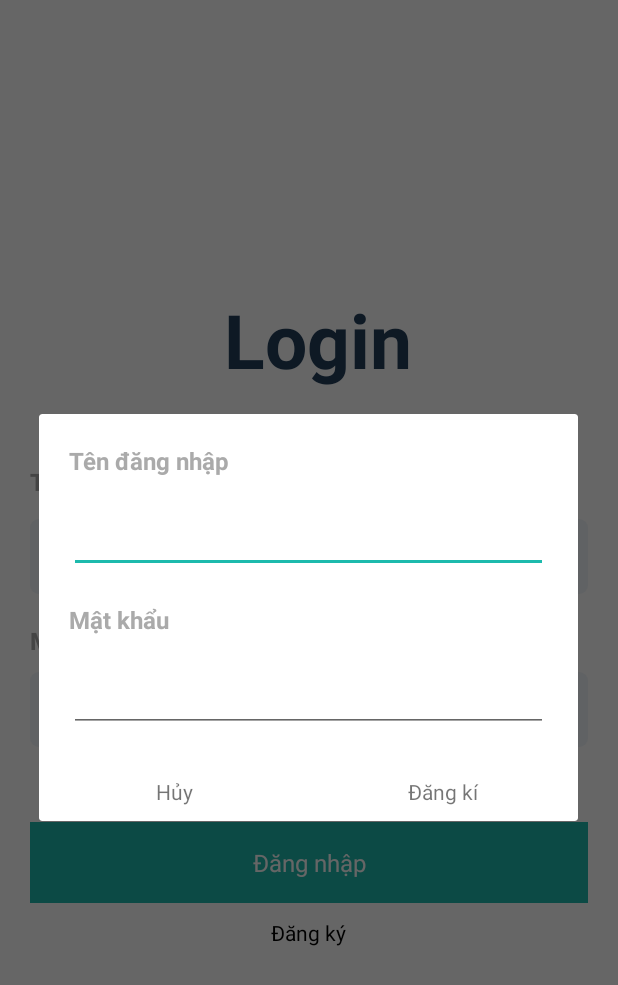
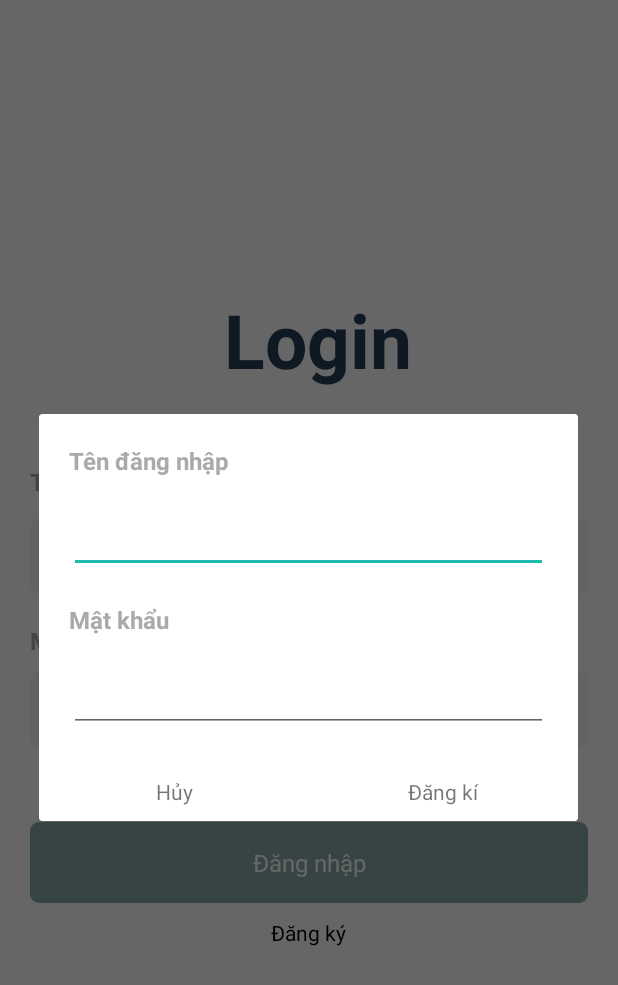
Before and after one commit to phongluyen00/BanGiay, an Android app: the screen it shows after launch (LoginActivity), after a tap on "Đăng ký", on a phone screen of 412 x 824 dp. Shown: the top 985 px of the screen. Run offline under Robolectric (Android 15) with nearby library versions, the phone set to English and light mode, and no system bars; our stand-ins replace Firebase (no records; nobody signed in at launch, a user with empty details on screens opened directly), Room's generated code, data binding; 9 statements that could not run were skipped.

Commit message:
add border

```diff
--- a/app/src/main/java/com/example/retrofitrxjava/activity/HomeActivity.java
+++ b/app/src/main/java/com/example/retrofitrxjava/activity/HomeActivity.java
@@ -84,6 +84,7 @@ public class HomeActivity extends AppCompatAct<LayoutRecruitmentBinding> impleme
 
     @Override
     public void onItemDeleteClick(UserModel userModel) {
+        if (userModel.isAdmin()) return;
         appDatabase.getStudentDao().deleteAccount(userModel);
         adapterUser.setDt((ArrayList<UserModel>) appDatabase.getStudentDao().getAllUser());
     }
--- a/app/src/main/res/layout/activity_detail_truyen.xml
+++ b/app/src/main/res/layout/activity_detail_truyen.xml
@@ -84,7 +84,8 @@
             android:layout_height="wrap_content"
             android:layout_marginEnd="16dp"
             android:onClick="add"
-            android:background="#03A9F4"
+            android:backgroundTint="#00FFAE"
+            android:background="@drawable/rounded_border_edittext_login"
             android:text="Thêm vào giỏ hàng"
             app:layout_constraintBottom_toBottomOf="parent"
             app:layout_constraintEnd_toStartOf="@id/push"
@@ -95,9 +96,10 @@
             android:layout_width="0dp"
             android:layout_height="wrap_content"
             android:layout_marginStart="16dp"
-            android:background="#03A9F4"
             android:onClick="push"
             android:text="Giỏ hàng"
+            android:backgroundTint="#00FFAE"
+            android:background="@drawable/rounded_border_edittext_login"
             app:layout_constraintBottom_toBottomOf="parent"
             app:layout_constraintEnd_toEndOf="parent"
             app:layout_constraintStart_toEndOf="@+id/add" />
--- a/app/src/main/res/layout/dialog_register.xml
+++ b/app/src/main/res/layout/dialog_register.xml
@@ -34,6 +34,7 @@
             android:layout_marginBottom="10dp"
             android:gravity="center|left"
             android:text="@={user.name}"
+            android:digits="q.wertzuiopasdfghjklyxcvbnmQWERT@ZUIOPASDFGHJKLYXCVBNM@1234567890"
             android:imeOptions="actionNext"
             android:inputType="textEmailAddress"
             android:maxLength="100"
@@ -67,6 +68,7 @@
             android:layout_marginTop="14dp"
             android:layout_marginBottom="10dp"
             android:gravity="center|left"
+            android:digits="q.wertzuiopasdfghjklyxcvbnmQWERT@ZUIOPASDFGHJKLYXCVBNM@1234567890"
             android:imeOptions="actionNext"
             android:maxLength="100"
             android:text="@={user.password}"
--- a/app/src/main/res/layout/layout_activity_login_view.xml
+++ b/app/src/main/res/layout/layout_activity_login_view.xml
@@ -74,7 +74,7 @@
                     android:layout_width="match_parent"
                     android:layout_height="50dp"
                     android:layout_marginTop="14dp"
-                    android:digits="qwertzuiopasdfghjklyxcvbnmQWERT@ZUIOPASDFGHJKLYXCVBNM "
+                    android:digits="q.wertzuiopasdfghjklyxcvbnmQWERT@ZUIOPASDFGHJKLYXCVBNM@1234567890"
                     android:layout_marginBottom="10dp"
                     android:background="@drawable/rounded_border_edittext_login"
                     android:gravity="center|left"
@@ -115,7 +115,7 @@
                     android:background="@drawable/rounded_border_edittext_login"
                     android:gravity="center|left"
                     android:imeOptions="actionNext"
-                    android:digits="qwertzuiopasdfghjklyxcvbnmQWERTZUIOPASDFGHJKLYXCVBNM "
+                    android:digits=".qwertzuiopasdfghjklyxcvbnmQWERT@ZUIOPASDFGHJKLYXCVBNM@1234567890"
                     android:inputType="textEmailAddress"
                     android:maxLength="100"
                     android:padding="6dp"
@@ -134,8 +134,9 @@
                 android:layout_marginLeft="20dp"
                 android:layout_marginTop="50dp"
                 android:layout_marginRight="20dp"
+                android:backgroundTint="#9E417777"
+                android:background="@drawable/rounded_border_edittext_login"
                 android:layout_marginBottom="10dp"
-                android:background="@color/colorPrimary"
                 android:clickable="true"
                 android:gravity="center"
                 android:paddingVertical="16sp"
```
Also changed, not shown: app/src/main/res/layout/activity_cart.xml (+6 -5 lines).
